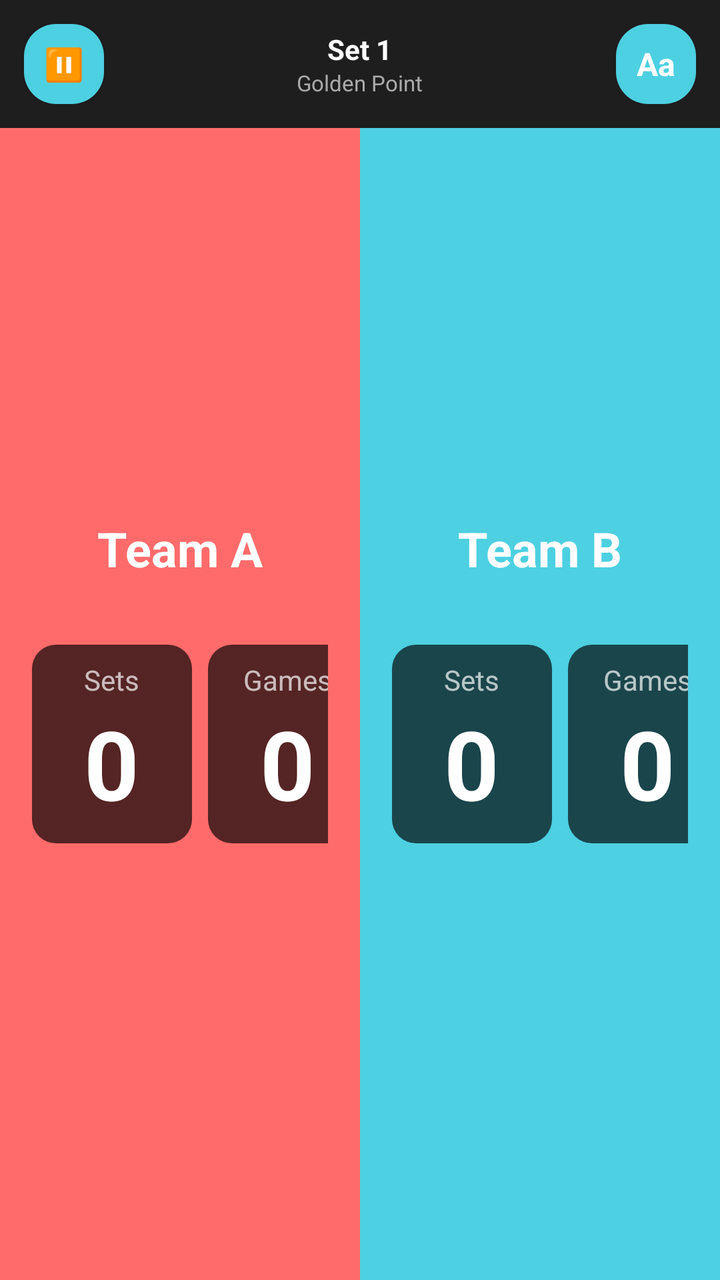
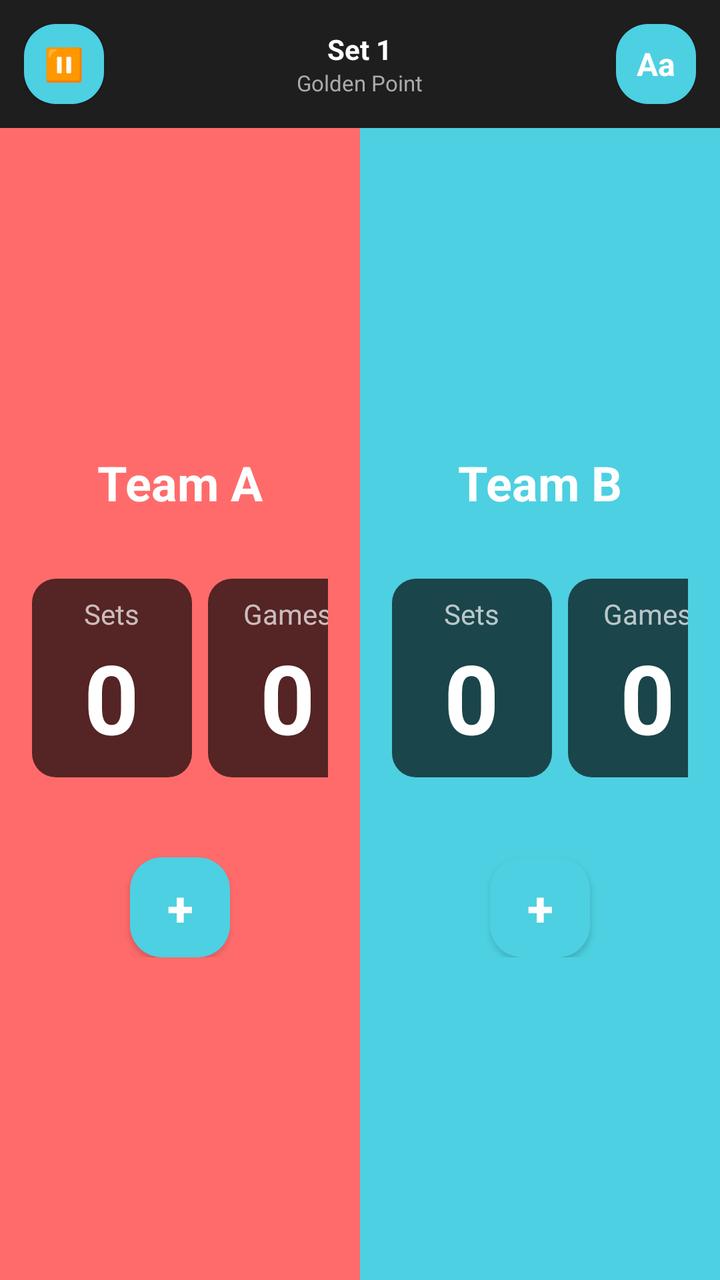

The first picture is an Android layout as it rendered before a commit; the second is the same layout after the commit. The layout source and the unified diff follow.
<!-- AndroidManifest.xml: application theme AppTheme -->
<!-- res/layout/act_padel_score.xml -->
<?xml version="1.0" encoding="utf-8"?>
<RelativeLayout xmlns:android="http://schemas.android.com/apk/res/android"
    android:layout_width="match_parent"
    android:layout_height="match_parent"
    android:background="#1E1E1E">

    
    <LinearLayout
        android:id="@+id/topBar"
        android:layout_width="match_parent"
        android:layout_height="wrap_content"
        android:orientation="horizontal"
        android:padding="12dp"
        android:gravity="center_vertical"
        android:background="#1E1E1E">

        <Button
            android:id="@+id/btnPause"
            android:layout_width="40dp"
            android:layout_height="40dp"
            android:text="⏸"
            android:textSize="16sp"
            android:background="@drawable/btn_rounded_teal"
            android:textColor="#FFFFFF" />

        <LinearLayout
            android:layout_width="0dp"
            android:layout_height="wrap_content"
            android:layout_weight="1"
            android:orientation="vertical"
            android:gravity="center"
            android:layout_marginStart="12dp"
            android:layout_marginEnd="12dp">

            <TextView
                android:id="@+id/tvSetInfo"
                android:layout_width="wrap_content"
                android:layout_height="wrap_content"
                android:text="Set 1"
                android:textSize="14sp"
                android:textStyle="bold"
                android:textColor="#FFFFFF" />

            <TextView
                android:id="@+id/tvGameMode"
                android:layout_width="wrap_content"
                android:layout_height="wrap_content"
                android:text="Golden Point"
                android:textSize="11sp"
                android:textColor="#AAAAAA" />
        </LinearLayout>

        <TextView
            android:id="@+id/btnSettings"
            android:layout_width="40dp"
            android:layout_height="40dp"
            android:text="Aa"
            android:textSize="16sp"
            android:gravity="center"
            android:textStyle="bold"
            android:textColor="#FFFFFF"
            android:background="@drawable/btn_rounded_teal" />
    </LinearLayout>

    
    <LinearLayout
        android:layout_width="match_parent"
        android:layout_height="match_parent"
        android:layout_below="@id/topBar"
        android:orientation="horizontal"
        android:weightSum="2">

        
        <RelativeLayout
            android:id="@+id/teamASection"
            android:layout_width="0dp"
            android:layout_height="match_parent"
            android:layout_weight="1"
            android:background="#FF6B6B"
            android:padding="16dp">

            <LinearLayout
                android:layout_width="match_parent"
                android:layout_height="wrap_content"
                android:layout_centerInParent="true"
                android:orientation="vertical"
                android:gravity="center">

                
                <TextView
                    android:id="@+id/tvTeamAName"
                    android:layout_width="wrap_content"
                    android:layout_height="wrap_content"
                    android:text="Team A"
                    android:textSize="24sp"
                    android:textStyle="bold"
                    android:textColor="#FFFFFF"
                    android:layout_marginBottom="32dp" />

                
                <LinearLayout
                    android:layout_width="wrap_content"
                    android:layout_height="wrap_content"
                    android:orientation="horizontal"
                    android:layout_marginBottom="24dp">

                    
                    <LinearLayout
                        android:layout_width="80dp"
                        android:layout_height="wrap_content"
                        android:orientation="vertical"
                        android:background="@drawable/score_card_bg"
                        android:padding="8dp"
                        android:gravity="center"
                        android:layout_marginEnd="8dp">

                        <TextView
                            android:layout_width="wrap_content"
                            android:layout_height="wrap_content"
                            android:text="Sets"
                            android:textSize="14sp"
                            android:textColor="#FFFFFF"
                            android:alpha="0.7" />

                        <TextView
                            android:id="@+id/tvTeamASets"
                            android:layout_width="wrap_content"
                            android:layout_height="wrap_content"
                            android:text="0"
                            android:textSize="48sp"
                            android:textStyle="bold"
                            android:textColor="#FFFFFF" />
                    </LinearLayout>

                    
                    <LinearLayout
                        android:layout_width="80dp"
                        android:layout_height="wrap_content"
                        android:orientation="vertical"
                        android:background="@drawable/score_card_bg"
                        android:padding="8dp"
                        android:gravity="center"
                        android:layout_marginEnd="8dp">

                        <TextView
                            android:layout_width="wrap_content"
                            android:layout_height="wrap_content"
                            android:text="Games"
                            android:textSize="14sp"
                            android:textColor="#FFFFFF"
                            android:alpha="0.7" />

                        <TextView
                            android:id="@+id/tvTeamAGames"
                            android:layout_width="wrap_content"
                            android:layout_height="wrap_content"
                            android:text="0"
                            android:textSize="48sp"
                            android:textStyle="bold"
                            android:textColor="#FFFFFF" />
                    </LinearLayout>

                    
                    <LinearLayout
                        android:layout_width="80dp"
                        android:layout_height="wrap_content"
                        android:orientation="vertical"
                        android:background="@drawable/score_card_bg"
                        android:padding="8dp"
                        android:gravity="center">

                        <TextView
                            android:layout_width="wrap_content"
                            android:layout_height="wrap_content"
                            android:text="Points"
                            android:textSize="14sp"
                            android:textColor="#FFFFFF"
                            android:alpha="0.7" />

                        <TextView
                            android:id="@+id/tvTeamAScore"
                            android:layout_width="wrap_content"
                            android:layout_height="wrap_content"
                            android:text="0"
                            android:textSize="48sp"
                            android:textStyle="bold"
                            android:textColor="#FFFFFF" />
                    </LinearLayout>
                </LinearLayout>
            </LinearLayout>
        </RelativeLayout>

        
        <RelativeLayout
            android:id="@+id/teamBSection"
            android:layout_width="0dp"
            android:layout_height="match_parent"
            android:layout_weight="1"
            android:background="#4DD0E1"
            android:padding="16dp">

            <LinearLayout
                android:layout_width="match_parent"
                android:layout_height="wrap_content"
                android:layout_centerInParent="true"
                android:orientation="vertical"
                android:gravity="center">

                
                <TextView
                    android:id="@+id/tvTeamBName"
                    android:layout_width="wrap_content"
                    android:layout_height="wrap_content"
                    android:text="Team B"
                    android:textSize="24sp"
                    android:textStyle="bold"
                    android:textColor="#FFFFFF"
                    android:layout_marginBottom="32dp" />

                
                <LinearLayout
                    android:layout_width="wrap_content"
                    android:layout_height="wrap_content"
                    android:orientation="horizontal"
                    android:layout_marginBottom="24dp">

                    
                    <LinearLayout
                        android:layout_width="80dp"
                        android:layout_height="wrap_content"
                        android:orientation="vertical"
                        android:background="@drawable/score_card_bg_teal"
                        android:padding="8dp"
                        android:gravity="center"
                        android:layout_marginEnd="8dp">

                        <TextView
                            android:layout_width="wrap_content"
                            android:layout_height="wrap_content"
                            android:text="Sets"
                            android:textSize="14sp"
                            android:textColor="#FFFFFF"
                            android:alpha="0.7" />

                        <TextView
                            android:id="@+id/tvTeamBSets"
                            android:layout_width="wrap_content"
                            android:layout_height="wrap_content"
                            android:text="0"
                            android:textSize="48sp"
                            android:textStyle="bold"
                            android:textColor="#FFFFFF" />
                    </LinearLayout>

                    
                    <LinearLayout
                        android:layout_width="80dp"
                        android:layout_height="wrap_content"
                        android:orientation="vertical"
                        android:background="@drawable/score_card_bg_teal"
                        android:padding="8dp"
                        android:gravity="center"
                        android:layout_marginEnd="8dp">

                        <TextView
                            android:layout_width="wrap_content"
                            android:layout_height="wrap_content"
                            android:text="Games"
                            android:textSize="14sp"
                            android:textColor="#FFFFFF"
                            android:alpha="0.7" />

                        <TextView
                            android:id="@+id/tvTeamBGames"
                            android:layout_width="wrap_content"
                            android:layout_height="wrap_content"
                            android:text="0"
                            android:textSize="48sp"
                            android:textStyle="bold"
                            android:textColor="#FFFFFF" />
                    </LinearLayout>

                    
                    <LinearLayout
                        android:layout_width="80dp"
                        android:layout_height="wrap_content"
                        android:orientation="vertical"
                        android:background="@drawable/score_card_bg_teal"
                        android:padding="8dp"
                        android:gravity="center">

                        <TextView
                            android:layout_width="wrap_content"
                            android:layout_height="wrap_content"
                            android:text="Points"
                            android:textSize="14sp"
                            android:textColor="#FFFFFF"
                            android:alpha="0.7" />

                        <TextView
                            android:id="@+id/tvTeamBScore"
                            android:layout_width="wrap_content"
                            android:layout_height="wrap_content"
                            android:text="0"
                            android:textSize="48sp"
                            android:textStyle="bold"
                            android:textColor="#FFFFFF" />
                    </LinearLayout>
                </LinearLayout>
            </LinearLayout>
        </RelativeLayout>
    </LinearLayout>

</RelativeLayout>
<!-- resources referenced by this layout -->
<resources>
  <!-- drawable btn_rounded_teal (drawable) -->
  <?xml version="1.0" encoding="utf-8"?>
  <shape xmlns:android="http://schemas.android.com/apk/res/android">
      <solid android:color="#4DD0E1"/>
      <corners android:radius="16dp"/>
  </shape>
  <!-- drawable score_card_bg (drawable) -->
  <?xml version="1.0" encoding="utf-8"?>
  <shape xmlns:android="http://schemas.android.com/apk/res/android">
      <solid android:color="#AA000000"/>
      <corners android:radius="12dp"/>
  </shape>
  <!-- drawable score_card_bg_teal (drawable) -->
  <?xml version="1.0" encoding="utf-8"?>
  <shape xmlns:android="http://schemas.android.com/apk/res/android">
      <solid android:color="#AA000000"/>
      <corners android:radius="12dp"/>
  </shape>
  <style name="AppTheme" parent="Theme.AppCompat.DayNight.NoActionBar">
          
          <item name="colorPrimary">@color/colorPrimary</item>
          <item name="colorPrimaryDark">@color/colorPrimaryDark</item>
          <item name="colorAccent">@color/colorAccent</item>
      </style>
  <color name="colorPrimary">@color/md_white_1000</color>
  <color name="colorPrimaryDark">@color/md_white_1000</color>
  <color name="colorAccent">@color/colorTextNormal</color>
  <color name="md_white_1000">#ffffff</color>
  <color name="colorTextNormal">@color/md_grey_800</color>
  <color name="md_grey_800">#424242</color>
</resources>

<!-- the commit's change to res/layout/act_padel_score.xml (unified diff, before → after) -->
@@ -49,6 +49,19 @@
                 android:textSize="11sp"
                 android:textColor="#AAAAAA" />
         </LinearLayout>
+
+        <TextView
+            android:id="@+id/btnUndo"
+            android:layout_width="40dp"
+            android:layout_height="40dp"
+            android:text="↺"
+            android:textSize="20sp"
+            android:gravity="center"
+            android:textStyle="bold"
+            android:textColor="#FFFFFF"
+            android:background="@drawable/btn_rounded_teal"
+            android:layout_marginEnd="8dp"
+            android:visibility="gone" />
 
         <TextView
             android:id="@+id/btnSettings"
@@ -187,6 +200,18 @@
                             android:textColor="#FFFFFF" />
                     </LinearLayout>
                 </LinearLayout>
+                
+                
+                <Button
+                    android:id="@+id/btnPlusTeamA"
+                    android:layout_width="50dp"
+                    android:layout_height="50dp"
+                    android:text="+"
+                    android:textSize="24sp"
+                    android:textStyle="bold"
+                    android:background="@drawable/btn_rounded_teal"
+                    android:textColor="#FFFFFF"
+                    android:layout_marginTop="16dp" />
             </LinearLayout>
         </RelativeLayout>
 
@@ -307,6 +332,18 @@
                             android:textColor="#FFFFFF" />
                     </LinearLayout>
                 </LinearLayout>
+                
+                
+                <Button
+                    android:id="@+id/btnPlusTeamB"
+                    android:layout_width="50dp"
+                    android:layout_height="50dp"
+                    android:text="+"
+                    android:textSize="24sp"
+                    android:textStyle="bold"
+                    android:background="@drawable/btn_rounded_teal"
+                    android:textColor="#FFFFFF"
+                    android:layout_marginTop="16dp" />
             </LinearLayout>
         </RelativeLayout>
     </LinearLayout>
